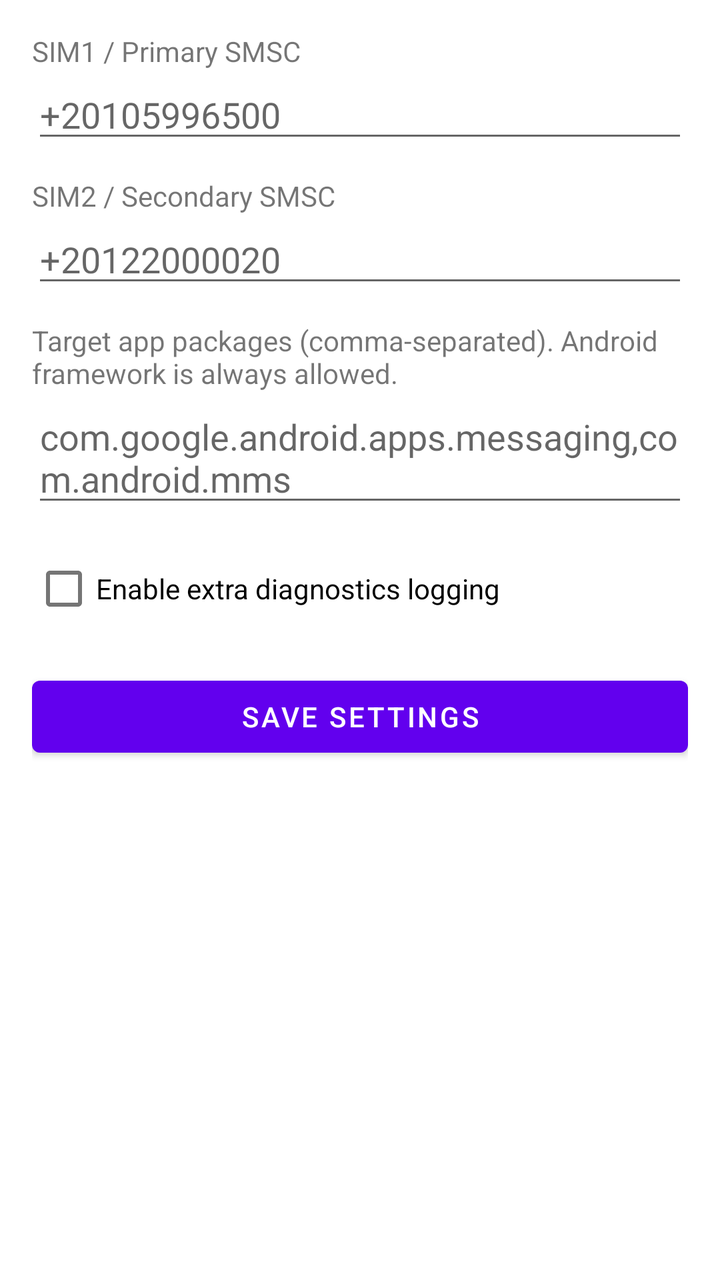
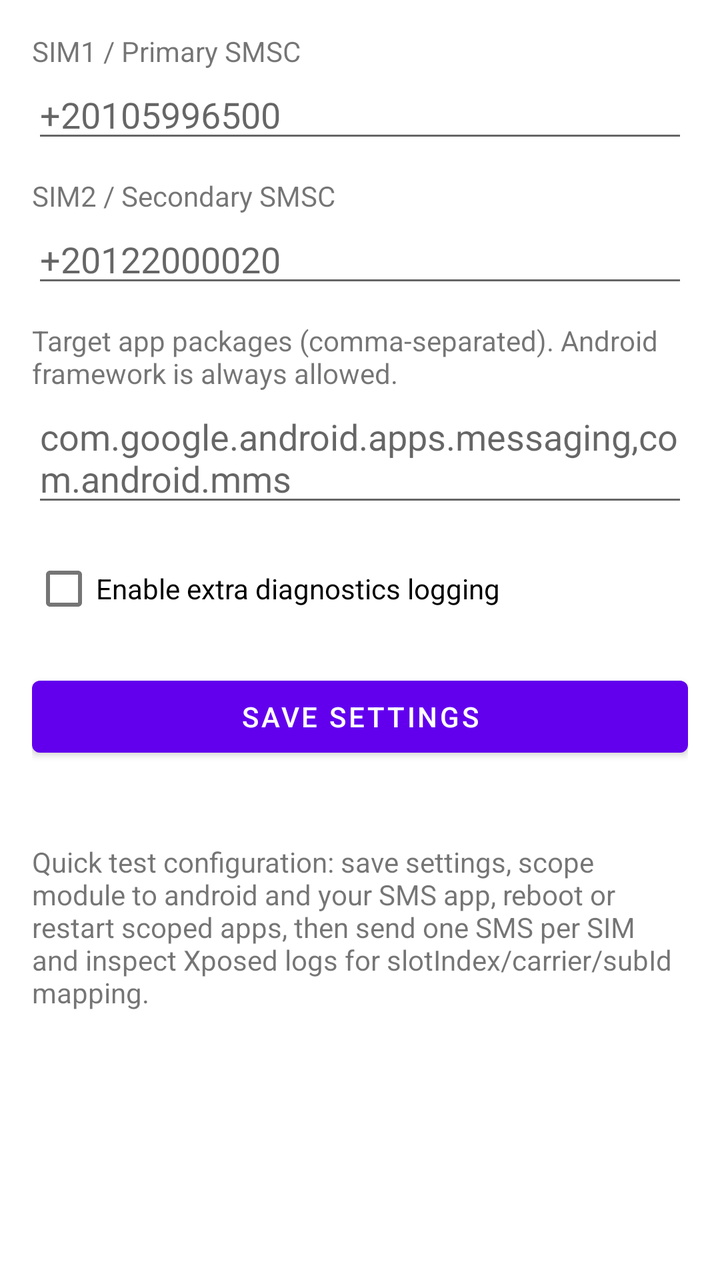

An Android layout rendered at two revisions. The XML below is the earlier revision; the diff shows what the commit changed to produce the second picture.
<!-- AndroidManifest.xml: fallback theme Theme.MaterialComponents.DayNight.NoActionBar -->
<!-- res/layout/activity_settings.xml -->
<?xml version="1.0" encoding="utf-8"?>
<ScrollView xmlns:android="http://schemas.android.com/apk/res/android"
    android:layout_width="match_parent"
    android:layout_height="match_parent">

    <LinearLayout
        android:layout_width="match_parent"
        android:layout_height="wrap_content"
        android:orientation="vertical"
        android:padding="16dp">

        <TextView
            android:layout_width="match_parent"
            android:layout_height="wrap_content"
            android:text="@string/settings_sim1_primary_smsc" />

        <EditText
            android:id="@+id/primarySmscInput"
            android:layout_width="match_parent"
            android:layout_height="wrap_content"
            android:hint="+20105996500"
            android:inputType="phone" />

        <TextView
            android:layout_width="match_parent"
            android:layout_height="wrap_content"
            android:layout_marginTop="12dp"
            android:text="@string/settings_sim2_secondary_smsc" />

        <EditText
            android:id="@+id/secondarySmscInput"
            android:layout_width="match_parent"
            android:layout_height="wrap_content"
            android:hint="+20122000020"
            android:inputType="phone" />

        <TextView
            android:layout_width="match_parent"
            android:layout_height="wrap_content"
            android:layout_marginTop="12dp"
            android:text="@string/settings_target_app_packages" />

        <EditText
            android:id="@+id/targetPackagesInput"
            android:layout_width="match_parent"
            android:layout_height="wrap_content"
            android:hint="com.google.android.apps.messaging,com.android.mms" />

        <CheckBox
            android:id="@+id/diagnosticsCheck"
            android:layout_width="match_parent"
            android:layout_height="wrap_content"
            android:layout_marginTop="12dp"
            android:text="@string/settings_diagnostics_logging" />

        <Button
            android:id="@+id/saveButton"
            android:layout_width="match_parent"
            android:layout_height="wrap_content"
            android:layout_marginTop="16dp"
            android:text="@string/settings_save" />

        <TextView
            android:id="@+id/statusText"
            android:layout_width="match_parent"
            android:layout_height="wrap_content"
            android:layout_marginTop="8dp" />
    </LinearLayout>
</ScrollView>
<!-- resources referenced by this layout -->
<resources>
  <string name="settings_diagnostics_logging">Enable extra diagnostics logging</string>
  <string name="settings_save">Save settings</string>
  <string name="settings_sim1_primary_smsc">SIM1 / Primary SMSC</string>
  <string name="settings_sim2_secondary_smsc">SIM2 / Secondary SMSC</string>
  <string name="settings_target_app_packages">Target app packages (comma-separated). Android framework is always allowed.</string>
</resources>

<!-- the commit's change to res/layout/activity_settings.xml (unified diff, before → after) -->
@@ -65,5 +65,11 @@
             android:layout_width="match_parent"
             android:layout_height="wrap_content"
             android:layout_marginTop="8dp" />
+
+        <TextView
+            android:layout_width="match_parent"
+            android:layout_height="wrap_content"
+            android:layout_marginTop="12dp"
+            android:text="@string/settings_sim_mapping_help" />
     </LinearLayout>
 </ScrollView>
<!-- resource entries referenced after the edit -->
@@ -4,6 +4,7 @@
   <string name="settings_save">Save settings</string>
   <string name="settings_sim1_primary_smsc">SIM1 / Primary SMSC</string>
   <string name="settings_sim2_secondary_smsc">SIM2 / Secondary SMSC</string>
+  <string name="settings_sim_mapping_help">Quick test configuration: save settings, scope module to android and your SMS app, reboot or restart scoped apps, then send one SMS per SIM and inspect Xposed logs for slotIndex/carrier/subId mapping.</string>
   <string name="settings_target_app_packages">Target app packages (comma-separated). Android framework is always allowed.</string>
 </resources>
 
